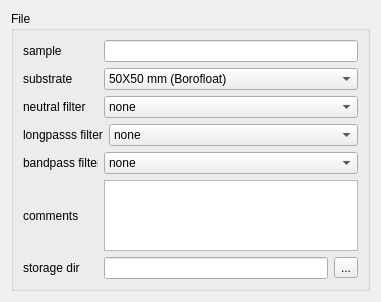
Before: the Qt Designer form gui_design/file.ui in baukekooger/XY_Measurement, drawn with Qt 5.
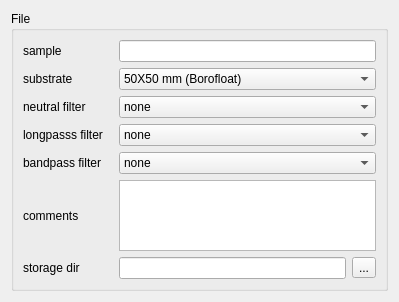
After: the same form once the commit is applied.

Patch:
```diff
--- a/gui_design/file.ui
+++ b/gui_design/file.ui
@@ -6,8 +6,8 @@
    <rect>
     <x>0</x>
     <y>0</y>
-    <width>343</width>
-    <height>298</height>
+    <width>399</width>
+    <height>302</height>
    </rect>
   </property>
   <property name="sizePolicy">
@@ -61,7 +61,7 @@
             </property>
             <property name="minimumSize">
              <size>
-              <width>75</width>
+              <width>90</width>
               <height>0</height>
              </size>
             </property>
@@ -87,7 +87,7 @@
             </property>
             <property name="minimumSize">
              <size>
-              <width>75</width>
+              <width>90</width>
               <height>0</height>
              </size>
             </property>
@@ -132,7 +132,7 @@
             </property>
             <property name="minimumSize">
              <size>
-              <width>75</width>
+              <width>90</width>
               <height>0</height>
              </size>
             </property>
@@ -169,7 +169,7 @@
             </property>
             <property name="minimumSize">
              <size>
-              <width>75</width>
+              <width>90</width>
               <height>0</height>
              </size>
             </property>
@@ -231,7 +231,7 @@
             </property>
             <property name="minimumSize">
              <size>
-              <width>75</width>
+              <width>90</width>
               <height>0</height>
              </size>
             </property>
@@ -268,7 +268,7 @@
             </property>
             <property name="minimumSize">
              <size>
-              <width>75</width>
+              <width>90</width>
               <height>0</height>
              </size>
             </property>
@@ -307,7 +307,7 @@
             </property>
             <property name="minimumSize">
              <size>
-              <width>75</width>
+              <width>90</width>
               <height>0</height>
              </size>
             </property>
```
